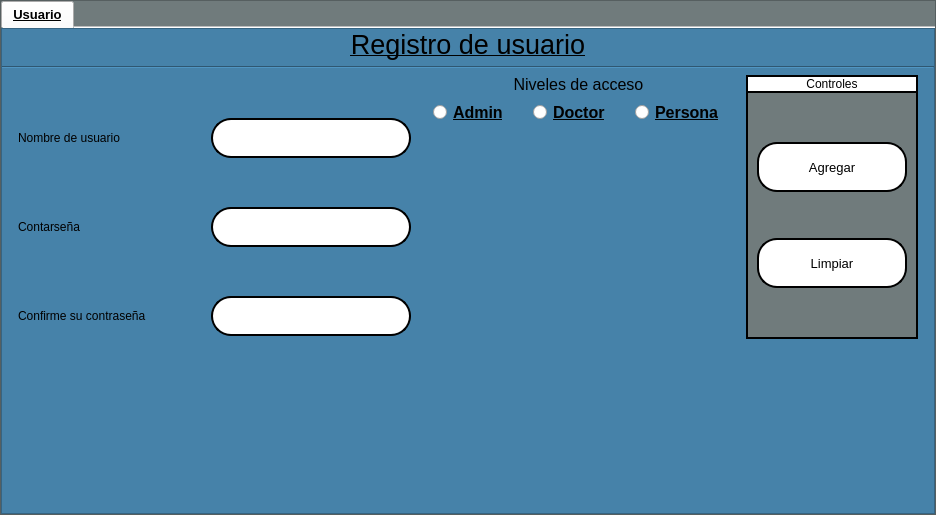
Before: the Qt Designer form interfaces/users.ui in Reinaldito04/App-Consultas-y-Historias-Medicas, drawn with Qt 5.
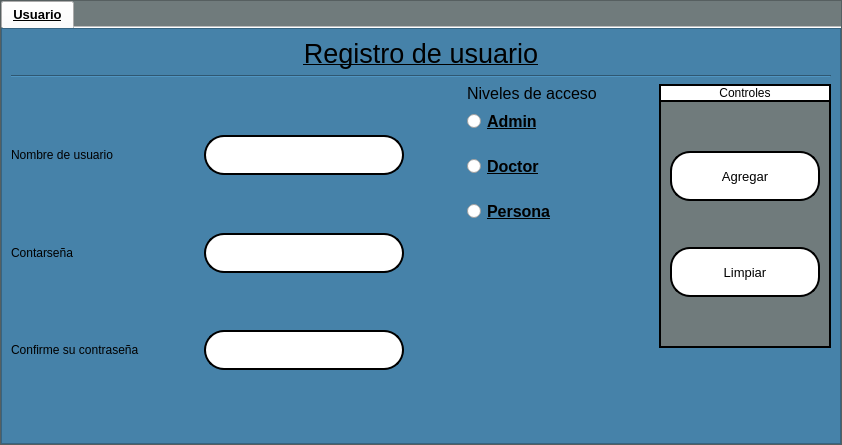
After: the same form once the commit is applied. Icons and pictures are not drawn.

Commit message: Cambios viauslaires de UI que no subi ayer

Patch:
```diff
--- a/interfaces/users.ui
+++ b/interfaces/users.ui
@@ -6,8 +6,8 @@
    <rect>
     <x>0</x>
     <y>0</y>
-    <width>936</width>
-    <height>515</height>
+    <width>842</width>
+    <height>445</height>
    </rect>
   </property>
   <property name="windowTitle">
@@ -137,19 +137,7 @@
             <property name="frameShadow">
              <enum>QFrame::Raised</enum>
             </property>
-            <layout class="QVBoxLayout" name="verticalLayout_5">
-             <property name="leftMargin">
-              <number>0</number>
-             </property>
-             <property name="topMargin">
-              <number>0</number>
-             </property>
-             <property name="rightMargin">
-              <number>0</number>
-             </property>
-             <property name="bottomMargin">
-              <number>0</number>
-             </property>
+            <layout class="QVBoxLayout" name="verticalLayout_7">
              <item>
               <widget class="QLabel" name="label">
                <property name="font">
@@ -185,19 +173,6 @@
              </item>
              <item>
               <layout class="QHBoxLayout" name="horizontalLayout">
-               <item>
-                <spacer name="horizontalSpacer_4">
-                 <property name="orientation">
-                  <enum>Qt::Horizontal</enum>
-                 </property>
-                 <property name="sizeHint" stdset="0">
-                  <size>
-                   <width>40</width>
-                   <height>20</height>
-                  </size>
-                 </property>
-                </spacer>
-               </item>
                <item>
                 <layout class="QVBoxLayout" name="verticalLayout_2">
                  <item>
@@ -381,16 +356,16 @@
                  </property>
                  <property name="sizeHint" stdset="0">
                   <size>
-                   <width>40</width>
-                   <height>20</height>
+                   <width>13</width>
+                   <height>337</height>
                   </size>
                  </property>
                 </spacer>
                </item>
                <item>
-                <layout class="QVBoxLayout" name="verticalLayout_3">
+                <layout class="QVBoxLayout" name="verticalLayout_6">
                  <item>
-                  <layout class="QVBoxLayout" name="verticalLayout_14">
+                  <layout class="QVBoxLayout" name="verticalLayout_5">
                    <item>
                     <widget class="QLabel" name="lbl_level">
                      <property name="font">
@@ -411,9 +386,9 @@
                     </widget>
                    </item>
                    <item>
-                    <layout class="QHBoxLayout" name="horizontalLayout_21">
+                    <layout class="QVBoxLayout" name="verticalLayout_3">
                      <property name="spacing">
-                      <number>25</number>
+                      <number>20</number>
                      </property>
                      <item>
                       <widget class="QRadioButton" name="bt_admin">
@@ -486,8 +461,8 @@
                  </property>
                  <property name="sizeHint" stdset="0">
                   <size>
-                   <width>40</width>
-                   <height>20</height>
+                   <width>13</width>
+                   <height>337</height>
                   </size>
                  </property>
                 </spacer>
@@ -666,19 +641,6 @@
                  </item>
                 </layout>
                </item>
-               <item>
-                <spacer name="horizontalSpacer_3">
-                 <property name="orientation">
-                  <enum>Qt::Horizontal</enum>
-                 </property>
-                 <property name="sizeHint" stdset="0">
-                  <size>
-                   <width>40</width>
-                   <height>20</height>
-                  </size>
-                 </property>
-                </spacer>
-               </item>
               </layout>
              </item>
              <item>
@@ -689,7 +651,7 @@
                <property name="sizeHint" stdset="0">
                 <size>
                  <width>20</width>
-                 <height>40</height>
+                 <height>3</height>
                 </size>
                </property>
               </spacer>
```
The commit also changes 5 other files.
